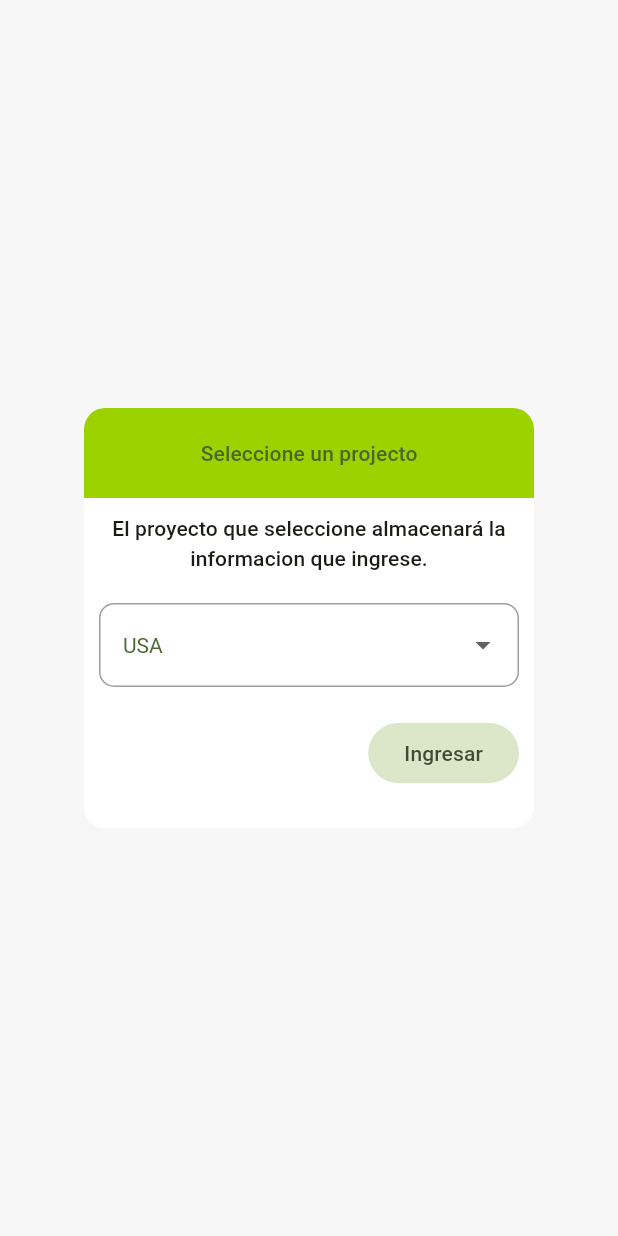
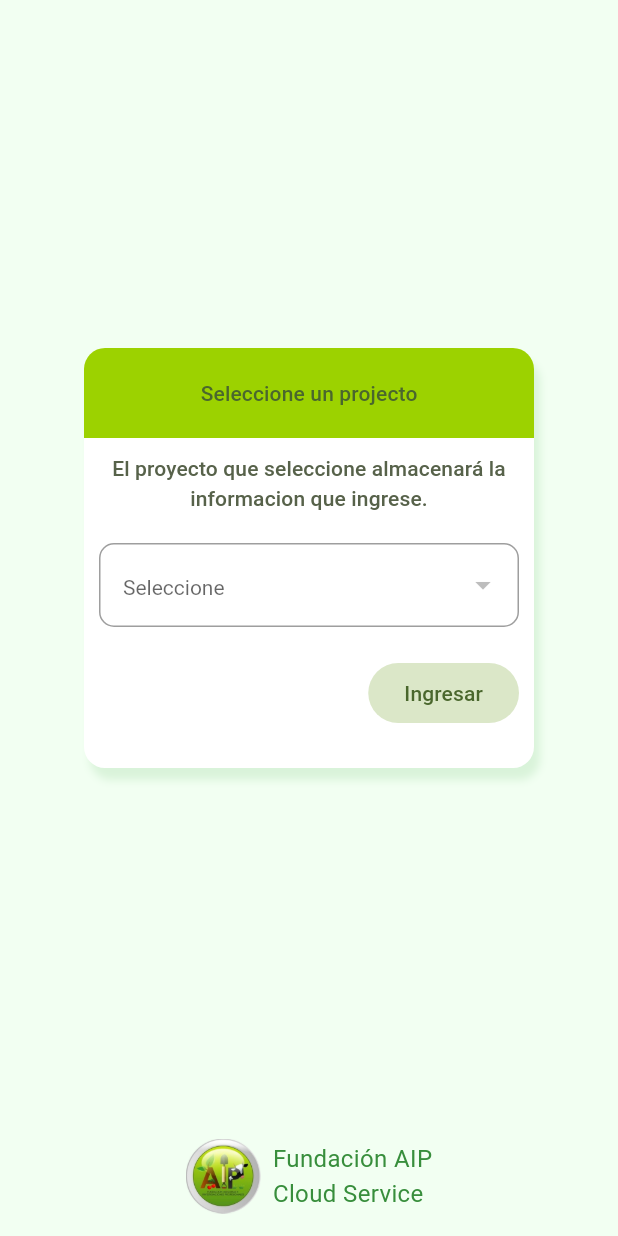
Before and after one commit to motrov91/fundacion_aip_mobile_flt, a Flutter app: the ProjectsScreen screen opened by its route, on a phone screen of 412 x 824 dp. Run offline on Flutter 3.47's test engine with Material 3 defaults, Android fonts, the phone set to English and light mode, and no system bars; our stand-ins replace animate_do, dio, flutter_dotenv, go_router, google_fonts, image_picker and 1 more; accounts and stored records are empty; project files that could hold a hidden picture were left out.

Commit message:
configuration login and projectList

```diff
--- a/lib/features/auth/presentation/providers/auth_provider.dart
+++ b/lib/features/auth/presentation/providers/auth_provider.dart
@@ -4,12 +4,17 @@ import 'package:fundacion_aip_mobile/features/auth/infrastructure/errors/auth_er
 
 class AuthProvider extends ChangeNotifier{
 
-  AuthRepository _authRepository;
+  final AuthRepository _authRepository;
+  //Creamos una instancia de ProjectsProvider para poder consumir la lista vacia y pasarle datos
   User? user;
+  bool isLoading = false;
 
   String? _username;
   String? _password;
+  List<ProjectByUser> projectsList = [];
+  String? errorMesage;
 
+  //Constructor
   AuthProvider(this._authRepository);
 
   String? get getUsername => _username;
@@ -25,12 +30,22 @@ class AuthProvider extends ChangeNotifier{
     notifyListeners();
   }
 
-  void loginUser( String username, String password) async {
+  Future<void> loginUser( String username, String password) async {
     try{
+      isLoading = true;
+      notifyListeners();
       user = await _authRepository.login(username, password);
-      print('USER DESDE EL PROVIDER ${user!.projectByUser[0].projectNom}');
+
+      /**
+        * Una vez se ha obtenido el usuario obtenemos los proyectos que tiene vinculados
+        * y los pasamos a otro provider en este caso ProjectsProvider a una nueva lista.
+        * esto con el fin de mostrarlos en el dropdown de seleccionar el proyecto.
+      */
+      projectsList = user!.projectByUser;
+      isLoading = false;
+
       notifyListeners();
-    } on WrongCredentials catch(e){
+    } on WrongCredentials {
       logout('Las credenciales no son correctas');
     } catch(e){
       logout('Error no controlado');
--- /dev/null
+++ b/lib/features/projects/presentation/providers/projects_provider.dart
@@ -0,0 +1,17 @@
+
+import 'package:flutter/material.dart';
+
+import '../../../auth/domain/domain.dart';
+
+class ProjectsProvider extends ChangeNotifier{
+
+  List<ProjectByUser> _projectsList = [];
+
+  List<ProjectByUser> get dataProjectsList => _projectsList;
+
+  void setAddItemProjectList(List<ProjectByUser> value){
+    _projectsList = value;
+    notifyListeners();
+  }
+
+}
--- a/lib/features/projects/presentation/screens/projects_screen.dart
+++ b/lib/features/projects/presentation/screens/projects_screen.dart
@@ -16,19 +16,34 @@ class ProjectsScreen extends StatelessWidget {
     final txtStyle = Theme.of(context).textTheme.labelLarge!.copyWith(
       color: Theme.of(context).colorScheme.primary
     );
-    final txtTitleStyle= Theme.of(context).textTheme.labelLarge;
+    final txtTitleStyle= Theme.of(context).textTheme.labelLarge!.copyWith(
+      color: Theme.of(context).colorScheme.secondary
+    );
+
+    final  textStyleBottom = TextStyle(color: Colors.green.shade700, fontSize: 16, fontWeight: FontWeight.normal);
 
     return Scaffold(
-      body: Center(
-        child: FadeIn(
-          duration: const Duration(seconds: 2),
+      backgroundColor: const Color(0xFFF2FFF2),
+      body: Column(
+        mainAxisAlignment: MainAxisAlignment.center,
+        children: [
+          const Spacer(),
+          FadeInLeft(
+            duration: const Duration(seconds: 1),
             child: Form(
               child: Container(
                 width: 300,
                 height: 280,
-              decoration: const BoxDecoration(
+                decoration:  BoxDecoration(
                   color: Colors.white,
-                borderRadius: BorderRadius.all(Radius.circular(14))
+                  borderRadius: const BorderRadius.all(Radius.circular(14)),
+                  boxShadow: [
+                    BoxShadow(
+                      color: Colors.green.withOpacity(0.15),
+                      blurRadius: 4,
+                      offset: const Offset(4, 8),
+                    )
+                  ]
                 ),
                 child: Column(
                   children: [
@@ -71,7 +86,12 @@ class ProjectsScreen extends StatelessWidget {
                               context.pushReplacementNamed(Characterizationcreen.name);
                               // context.go(Characterizationcreen.name);
                             },
-                          child: const Text('Ingresar'),
+                            child: Text(
+                              'Ingresar',
+                              style: TextStyle(
+                                color: Theme.of(context).colorScheme.primary
+                              ),
+                            ),
                           ),
                         ),
                       ),
@@ -80,7 +100,29 @@ class ProjectsScreen extends StatelessWidget {
                 ),
               )
             ),
+          ),
+          const Spacer(),
+          FadeInUp(
+            child: SizedBox(
+              height: 80,
+              width: double.infinity,
+              child: Row(
+                mainAxisAlignment: MainAxisAlignment.center,
+                children: [
+                  const Image(image: AssetImage('assets/images/logo-aip.png'), width: 50,),
+                  const SizedBox(width: 8,),
+                  Column(
+                    crossAxisAlignment: CrossAxisAlignment.start,
+                    mainAxisAlignment: MainAxisAlignment.center,
+                    children: [
+                      Text('Fundación AIP', style: textStyleBottom,),
+                      Text('Cloud Service', style: textStyleBottom,),
+                    ],)
+                ],
+              ),
+            ),
           )
+        ],
       ),
     );
   }
--- a/lib/features/projects/presentation/widgets/DropdownProjects.dart
+++ b/lib/features/projects/presentation/widgets/DropdownProjects.dart
@@ -1,4 +1,8 @@
 import 'package:flutter/material.dart';
+import 'package:fundacion_aip_mobile/features/auth/presentation/providers/auth_provider.dart';
+import 'package:provider/provider.dart';
+
+import '../../../auth/domain/domain.dart';
 
 class DropdownFormField extends StatefulWidget {
 
@@ -11,43 +15,48 @@ class DropdownFormField extends StatefulWidget {
 }
 
 class _DropdownFormFieldState extends State<DropdownFormField> {
-  List<DropdownMenuItem<String>> get dropdownItems{
-    List<DropdownMenuItem<String>> menuItems = const[
-      DropdownMenuItem(child: Text("USA"),value: "USA"),
-      DropdownMenuItem(child: Text("Canada"),value: "Canada"),
-      DropdownMenuItem(child: Text("Brazil"),value: "Brazil"),
-      DropdownMenuItem(child: Text("England"),value: "England"),
-    ];
 
-    return menuItems;
-  }
+  int? projectSelected;
 
   @override
   Widget build(BuildContext context) {
 
-    String selectedValue = "USA";
+    final List<ProjectByUser> _projectsList;
+
+    _projectsList = Provider.of<AuthProvider>(context, listen: false).projectsList;
 
     return Padding(
       padding: const EdgeInsets.all(10),
       child: DropdownButtonFormField(
-        decoration: const InputDecoration(
-          enabledBorder: OutlineInputBorder(
+        decoration:  InputDecoration(
+          enabledBorder: const OutlineInputBorder(
             borderSide: BorderSide(color: Colors.grey, width: 1),
             borderRadius: BorderRadius.all(Radius.circular(10))
           ),
-          border: OutlineInputBorder(
+          hintText: 'Seleccione',
+          hintStyle: TextStyle(color: Theme.of(context).colorScheme.primary),
+          border: const OutlineInputBorder(
             borderSide: BorderSide(width: 1)
           )
         ),
         style: TextStyle( color: Theme.of(context).colorScheme.primary),
-        value: selectedValue,
-        items: dropdownItems,
+        value: projectSelected,
+        items: _projectsList.map(
+          (project) {
+            return DropdownMenuItem(
+              value: project.projectId,
+              child: Center(
+                child: Text(project.projectNom),
+              )
+            );
+          }
+        ).toList(),
         onChanged: (value){
           setState(() {
-            selectedValue = value!;
+            projectSelected = value!;
           });
 
-          print(selectedValue);
+          print(projectSelected);
         }
       ),
     );
--- a/lib/main.dart
+++ b/lib/main.dart
@@ -1,6 +1,7 @@
 import 'package:flutter/material.dart';
 import 'package:fundacion_aip_mobile/features/auth/infrastructure/repositories/auth_repository_impl.dart';
 import 'package:fundacion_aip_mobile/features/auth/presentation/providers/auth_provider.dart';
+import 'package:fundacion_aip_mobile/features/projects/presentation/providers/projects_provider.dart';
 import 'package:provider/provider.dart';
 import 'package:flutter_dotenv/flutter_dotenv.dart';
 import 'package:fundacion_aip_mobile/config/router/app_router.dart';
@@ -16,7 +17,9 @@ Future<void> main() async{
     providers: [
       ChangeNotifierProvider(create: (context) => CreateFarmProvider()),
       ChangeNotifierProvider(create: (context) => ControlDotsPageviesProvider()),
-      ChangeNotifierProvider(create: (context) => AuthProvider(AuthRepositoryImpl()),)
+      ChangeNotifierProvider(create: (context) => AuthProvider(AuthRepositoryImpl()),),
+      ChangeNotifierProvider(create: (context) => ProjectsProvider(), lazy: true,)
+
     ],
     child: const MyApp(),
   )
```
Also changed, not shown: lib/features/auth/infrastructure/datasources/auth_datasource_impl.dart (+7 -4 lines), lib/features/auth/infrastructure/errors/auth_errors.dart (+8 -0 lines), lib/features/auth/presentation/widgets/LoginForm.dart (+18 -7 lines), lib/features/tutorial/screens/tutorial_screen.dart (+9 -5 lines). Lines whose indentation alone changed are shown as unchanged.
